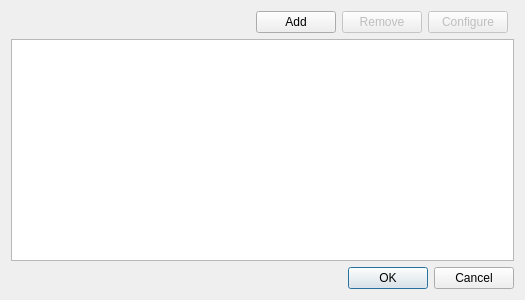
First picture: the form in src/plugins/plugindialog.ui, repository FrenchDilettante/dbmaster, before the edit.
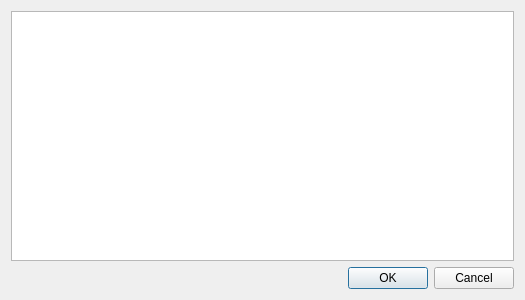
Second picture: the form after the edit. Icons and pictures are not drawn.

```diff
--- a/src/plugins/plugindialog.ui
+++ b/src/plugins/plugindialog.ui
@@ -14,30 +14,10 @@
    <string>Plugin center</string>
   </property>
   <layout class="QGridLayout" name="gridLayout">
-   <item row="1" column="0" rowspan="4" colspan="6">
+   <item row="0" column="0" rowspan="4" colspan="2">
     <widget class="QTreeView" name="pluginTree"/>
    </item>
-   <item row="0" column="3">
-    <widget class="QPushButton" name="removeButton">
-     <property name="enabled">
-      <bool>false</bool>
-     </property>
-     <property name="text">
-      <string>Remove</string>
-     </property>
-    </widget>
-   </item>
-   <item row="0" column="4">
-    <widget class="QPushButton" name="configButton">
-     <property name="enabled">
-      <bool>false</bool>
-     </property>
-     <property name="text">
-      <string>Configure</string>
-     </property>
-    </widget>
-   </item>
-   <item row="5" column="0" colspan="6">
+   <item row="4" column="0" colspan="2">
     <widget class="QDialogButtonBox" name="buttonBox">
      <property name="orientation">
       <enum>Qt::Horizontal</enum>
@@ -47,36 +27,6 @@
      </property>
     </widget>
    </item>
-   <item row="0" column="1">
-    <spacer name="horizontalSpacer">
-     <property name="orientation">
-      <enum>Qt::Horizontal</enum>
-     </property>
-     <property name="sizeHint" stdset="0">
-      <size>
-       <width>40</width>
-       <height>20</height>
-      </size>
-     </property>
-    </spacer>
-   </item>
-   <item row="0" column="2">
-    <widget class="QPushButton" name="addButton">
-     <property name="text">
-      <string>Add</string>
-     </property>
-     <property name="icon">
-      <iconset>
-       <normaloff>:/img/edit_add.png</normaloff>:/img/edit_add.png</iconset>
-     </property>
-     <property name="iconSize">
-      <size>
-       <width>16</width>
-       <height>16</height>
-      </size>
-     </property>
-    </widget>
-   </item>
   </layout>
  </widget>
  <resources/>
```
